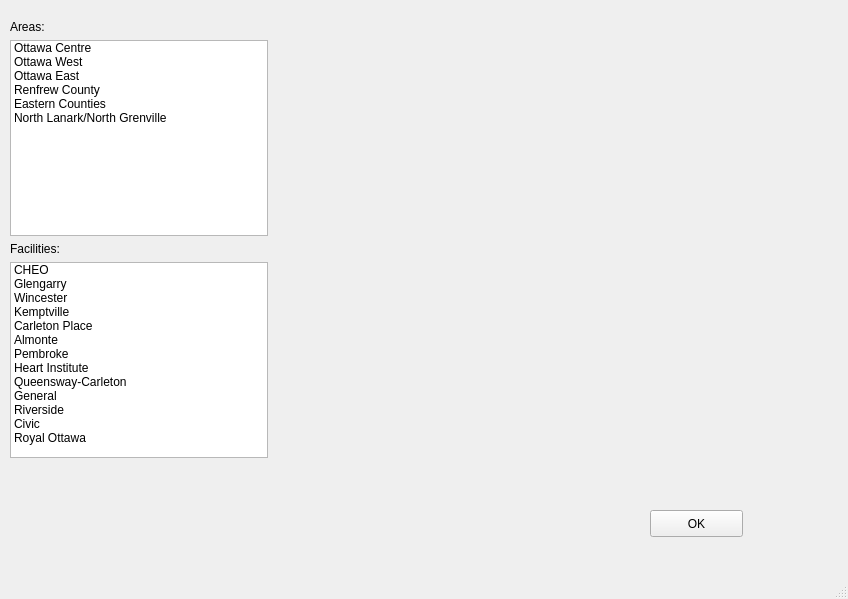
The window that map.ui (hummushaman/EOBCproject) describes before a commit, drawn with Qt 5.
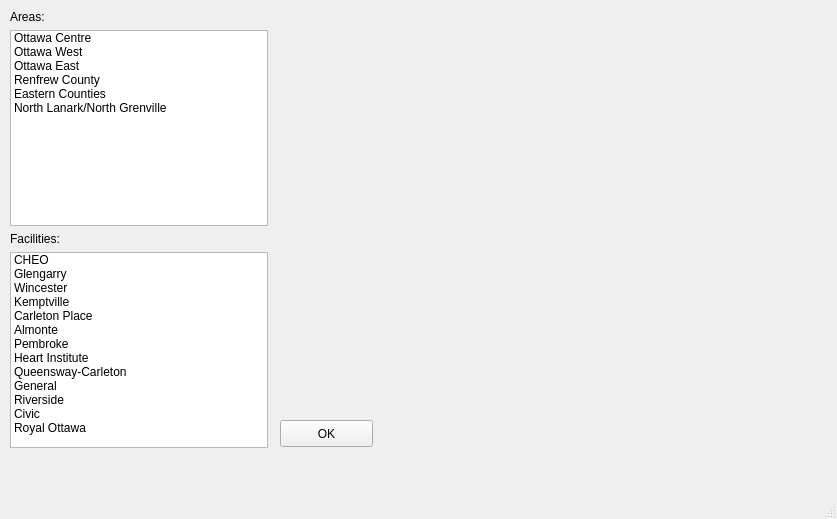
The same window after the commit. Icons and pictures are not drawn.

What changed in the file:
```diff
--- a/map.ui
+++ b/map.ui
@@ -6,8 +6,8 @@
    <rect>
     <x>0</x>
     <y>0</y>
-    <width>848</width>
-    <height>599</height>
+    <width>837</width>
+    <height>519</height>
    </rect>
   </property>
   <property name="windowTitle">
@@ -18,7 +18,7 @@
     <property name="geometry">
      <rect>
       <x>10</x>
-      <y>20</y>
+      <y>10</y>
       <width>258</width>
       <height>438</height>
      </rect>
@@ -206,8 +206,8 @@
    <widget class="QPushButton" name="OKButton">
     <property name="geometry">
      <rect>
-      <x>650</x>
-      <y>510</y>
+      <x>280</x>
+      <y>420</y>
       <width>93</width>
       <height>27</height>
      </rect>
@@ -219,10 +219,10 @@
    <widget class="QLabel" name="image_label">
     <property name="geometry">
      <rect>
-      <x>270</x>
-      <y>40</y>
-      <width>531</width>
-      <height>301</height>
+      <x>280</x>
+      <y>30</y>
+      <width>541</width>
+      <height>291</height>
      </rect>
     </property>
     <property name="text">
```
Left out of the diff: 2 changed lines with no effect on the pictures.
